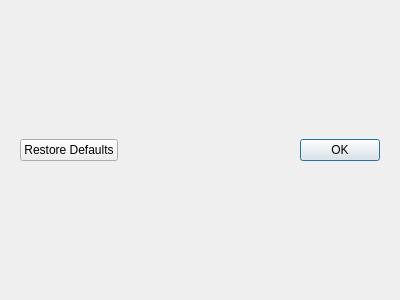
The window that src/dialogs/inputs.ui (npwoods/bletchmame) describes before a commit, drawn with Qt 5.
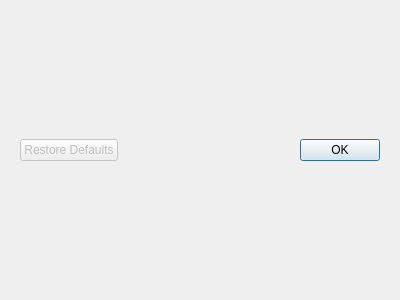
The same window after the commit.

Commit message: Reimplemented the Configuration/DIP Switches dialog

```diff
--- a/src/dialogs/inputs.ui
+++ b/src/dialogs/inputs.ui
@@ -31,6 +31,9 @@
      <layout class="QHBoxLayout" name="horizontalLayout">
       <item>
        <widget class="QPushButton" name="restoreDefaultsButton">
+        <property name="enabled">
+         <bool>false</bool>
+        </property>
         <property name="text">
          <string>Restore Defaults</string>
         </property>
```
The commit also changes 3 other files.
